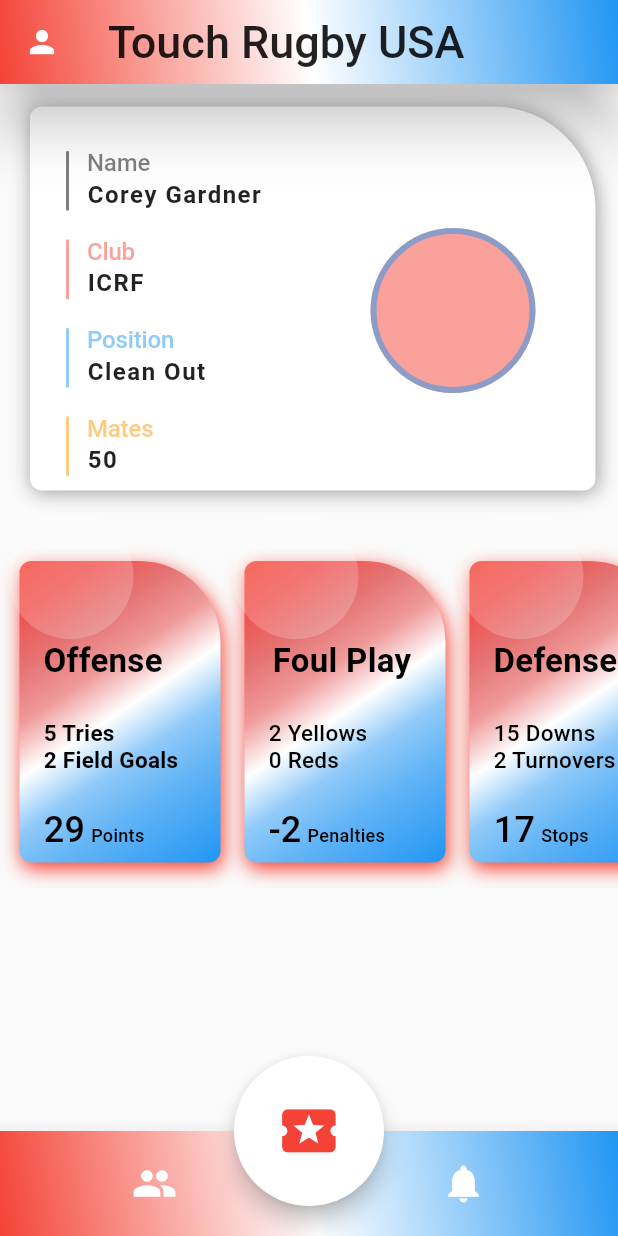
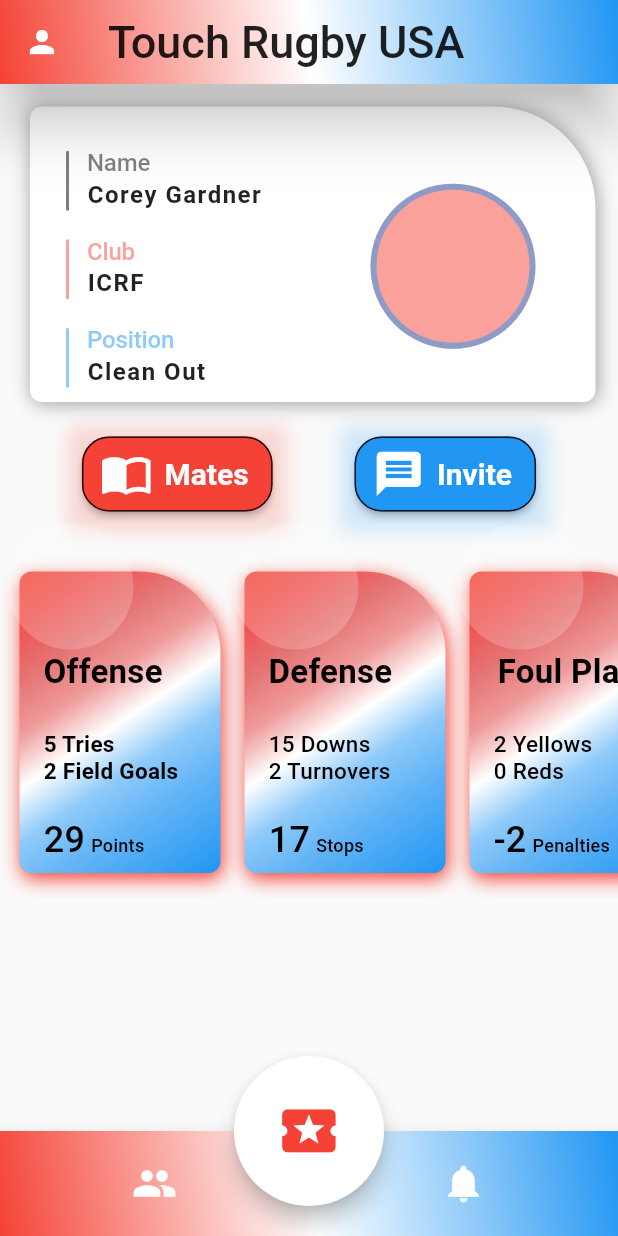
Before and after one commit to gardnerapp/rugby, a Flutter app: the screen it shows after launch, on a phone screen of 412 x 824 dp. Run offline on Flutter 3.47's test engine with Material 2 defaults, Android fonts, the phone set to English and light mode, and no system bars; our stand-ins replace qr_flutter; missing offline and left inert: flappy_search_bar.

Commit message:
Social Buttons

```diff
--- a/lib/components/profile/PlayerInfo.dart
+++ b/lib/components/profile/PlayerInfo.dart
@@ -1,41 +1,39 @@
 import 'package:flutter/material.dart';
 
-//TODO Refactor ROWS into PlayerDetails(title,info, color)
 class PlayerInfoView extends StatelessWidget {
   @override
   Widget build(BuildContext context) {
     return Padding(
-      padding: const EdgeInsets.only(
-          left: 20, right:15, top:15, bottom: 15),
+      padding: const EdgeInsets.only(left: 20, right: 15, top: 15, bottom: 15),
       child: Container(
         decoration: BoxDecoration(
             color: Colors.white,
             borderRadius: BorderRadius.only(
               topLeft: Radius.circular(8.0),
-              bottomLeft:  Radius.circular(8.0),
-              bottomRight:  Radius.circular(8.0),
-              topRight:  Radius.circular(68.0),),
+              bottomLeft: Radius.circular(8.0),
+              bottomRight: Radius.circular(8.0),
+              topRight: Radius.circular(68.0),
+            ),
             boxShadow: <BoxShadow>[
               BoxShadow(
                   color: Colors.grey,
-                  offset: Offset(1.1,1.1),
-                  blurRadius: 10.0)]
-        ),
+                  offset: Offset(1.1, 1.1),
+                  blurRadius: 10.0)
+            ]),
         child: Column(
           children: <Widget>[
             Padding(
-              padding: const EdgeInsets.only(top: 16, left:16, right: 16),
+              padding: const EdgeInsets.only(top: 16, left: 16, right: 16),
               child: Row(
                 children: <Widget>[
-                  Expanded(child: Padding(
-                    padding: const EdgeInsets.only(
-                        left: 8, right: 8, top: 4),
+                  Expanded(
+                      child: Padding(
+                    padding: const EdgeInsets.only(left: 8, right: 8, top: 4),
                     child: Column(
                       children: <Widget>[
-                        PlayerDetails("Name","Corey Gardner", Colors.black87),
+                        PlayerDetails("Name", "Corey Gardner", Colors.black87),
                         PlayerDetails("Club", "ICRF", Colors.red),
                         PlayerDetails("Position", "Clean Out", Colors.blue),
-                        PlayerDetails("Mates", 50.toString(), Colors.orange),
                       ],
                     ),
                   )),
@@ -53,7 +51,7 @@ class PlayerInfoView extends StatelessWidget {
 class PlayerPic extends StatelessWidget {
   @override
   Widget build(BuildContext context) {
-    return  Padding(
+    return Padding(
         padding: const EdgeInsets.only(right: 16),
         child: Center(
           child: Stack(
@@ -66,11 +64,9 @@ class PlayerPic extends StatelessWidget {
                   height: 110,
                   decoration: BoxDecoration(
                     color: Colors.red.withOpacity(.5),
-                    borderRadius:
-                    BorderRadius.all(Radius.circular(100.0)),
+                    borderRadius: BorderRadius.all(Radius.circular(100.0)),
                     border: new Border.all(
-                        width: 4,
-                        color: Colors.blue.withOpacity(.5)),
+                        width: 4, color: Colors.blue.withOpacity(.5)),
                   ),
                   child: Column(
                     //TODO pic
@@ -86,13 +82,13 @@ class PlayerPic extends StatelessWidget {
   }
 }
 
-
 class PlayerDetails extends StatelessWidget {
   final String title;
   final String info;
   final Color color;
 
   PlayerDetails(this.title, this.info, this.color);
+
   @override
   Widget build(BuildContext context) {
     return Row(
@@ -102,9 +98,7 @@ class PlayerDetails extends StatelessWidget {
           width: 2,
           decoration: BoxDecoration(
               color: this.color.withOpacity(.5),
-              borderRadius: BorderRadius.all(
-                  Radius.circular(4.0))
-          ),
+              borderRadius: BorderRadius.all(Radius.circular(4.0))),
         ),
         Padding(
           padding: const EdgeInsets.all(8.0),
@@ -113,13 +107,9 @@ class PlayerDetails extends StatelessWidget {
             crossAxisAlignment: CrossAxisAlignment.start,
             children: <Widget>[
               Padding(
-                padding: const EdgeInsets.only(
-                    left: 4, bottom: 2),
-                child: Text(
-                  this.title,
-                  textAlign: TextAlign.center,
-                  style: titleStyle(this.color)
-                ),
+                padding: const EdgeInsets.only(left: 4, bottom: 2),
+                child: Text(this.title,
+                    textAlign: TextAlign.center, style: titleStyle(this.color)),
               ),
               Row(
                 mainAxisAlignment: MainAxisAlignment.center,
@@ -152,9 +142,6 @@ class PlayerDetails extends StatelessWidget {
 
   TextStyle infoStyle(Color color) {
     return TextStyle(
-        fontWeight: FontWeight.w600,
-        fontSize: 16.0,
-        letterSpacing: 1.0
-    );
+        fontWeight: FontWeight.w600, fontSize: 16.0, letterSpacing: 1.0);
   }
 }
--- a/lib/components/profile/profile.dart
+++ b/lib/components/profile/profile.dart
@@ -1,4 +1,5 @@
 import 'package:flutter/material.dart';
+import 'package:rugby/components/profile/social.dart';
 import 'PlayerInfo.dart';
 import 'stats.dart';
 
@@ -8,7 +9,8 @@ class Profile extends StatelessWidget {
     return ListView(
       children: <Widget>[
         PlayerInfoView(),
-        //Social Actions
+        SocialContainer(),
+        //Invite to game, Add Mate, view mates
         Stats(),
       ],
     );
@@ -18,6 +20,5 @@ class Profile extends StatelessWidget {
 
 
 
-//todo refactor stat text, stat container, add picture, possible move mates and name to top
 //todo mates page => button for friends
 //todo Social Invite to game, Add a mate,View mates
--- a/lib/components/profile/social.dart
+++ b/lib/components/profile/social.dart
@@ -0,0 +1,59 @@
+import 'package:flutter/material.dart';
+
+class SocialContainer extends StatelessWidget {
+  @override
+  Widget build(BuildContext context) {
+    //TODo dynamic render w mate status
+    return ButtonBar(
+      alignment: MainAxisAlignment.spaceEvenly,
+      children: <Widget>[
+        SocialButton(Icons.import_contacts, Colors.red, "Mates"),
+        SocialButton(Icons.message, Colors.blue, "Invite"),
+      ],
+    );
+  }
+}
+
+class SocialButton extends StatelessWidget {
+  final IconData icon;
+  final Color color;
+  final String title;
+
+  SocialButton(this.icon, this.color, this.title);
+  @override
+  Widget build(BuildContext context) {
+    return Container(
+      decoration: BoxDecoration(boxShadow: [
+        BoxShadow(
+          color: color.withOpacity(0.2),
+          spreadRadius: 10,
+          blurRadius: 10,
+          offset: Offset(0, 3),
+        )
+      ],
+      ),
+      child: ButtonTheme(
+        height: 50,
+        splashColor: Colors.white,
+        buttonColor: color,
+        shape: RoundedRectangleBorder(
+            borderRadius: BorderRadius.circular(18.0),
+            side: BorderSide(color: Colors.black87)
+        ),
+        child: RaisedButton.icon(
+            onPressed: () {},
+            icon: Icon(
+              icon,
+              size: 35.0,
+              color: Colors.white,
+            ),
+            label: Text(
+              title,
+              style: TextStyle(color: Colors.white, fontWeight: FontWeight.w700,
+              fontSize: 20.0
+              ),
+            )),
+      ),
+    );
+  }
+}
--- a/lib/components/profile/stats.dart
+++ b/lib/components/profile/stats.dart
@@ -16,8 +16,8 @@ class Stats extends StatelessWidget {
         scrollDirection: Axis.horizontal,
         children: <Widget>[
           StatContainer(OffenseView()),
+          StatContainer(DefenseView()),
           StatContainer(PenaltyView()),
-          StatContainer(DefenseView()),
         ],
       ),
     );
```
